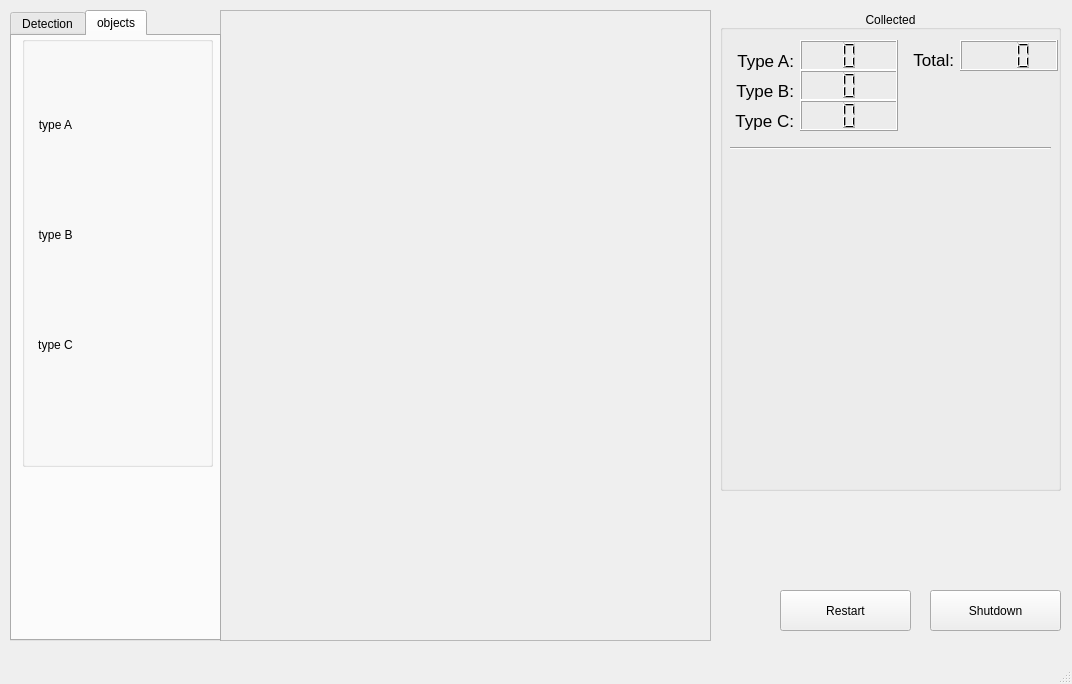
Before: the Qt Designer form windows.ui in hungtooc/find-object, drawn with Qt 5.
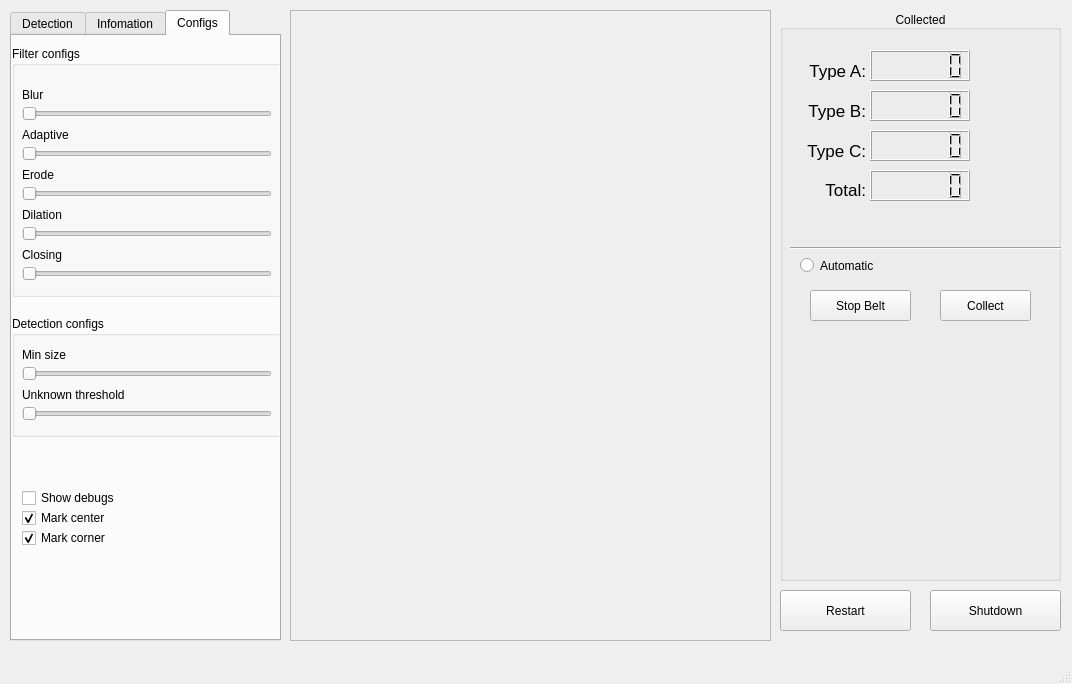
After: the same form once the commit is applied. Icons and pictures are not drawn.

```diff
--- a/windows.ui
+++ b/windows.ui
@@ -23,9 +23,9 @@
    <widget class="QFrame" name="frame">
     <property name="geometry">
      <rect>
-      <x>220</x>
+      <x>290</x>
       <y>10</y>
-      <width>491</width>
+      <width>481</width>
       <height>631</height>
      </rect>
     </property>
@@ -41,7 +41,7 @@
        <x>0</x>
        <y>0</y>
        <width>480</width>
-       <height>640</height>
+       <height>631</height>
       </rect>
      </property>
      <property name="sizePolicy">
@@ -64,10 +64,10 @@
    <widget class="QGroupBox" name="groupBox_2">
     <property name="geometry">
      <rect>
-      <x>720</x>
+      <x>780</x>
       <y>10</y>
-      <width>341</width>
-      <height>481</height>
+      <width>281</width>
+      <height>571</height>
      </rect>
     </property>
     <property name="title">
@@ -79,9 +79,9 @@
     <widget class="QLCDNumber" name="n_objectA">
      <property name="geometry">
       <rect>
-       <x>80</x>
-       <y>30</y>
-       <width>98</width>
+       <x>90</x>
+       <y>40</y>
+       <width>100</width>
        <height>31</height>
       </rect>
      </property>
@@ -98,15 +98,15 @@
       <bool>false</bool>
      </property>
      <property name="digitCount">
-      <number>1</number>
+      <number>6</number>
      </property>
     </widget>
     <widget class="QLCDNumber" name="n_objectB">
      <property name="geometry">
       <rect>
-       <x>80</x>
-       <y>60</y>
-       <width>98</width>
+       <x>90</x>
+       <y>80</y>
+       <width>100</width>
        <height>31</height>
       </rect>
      </property>
@@ -130,15 +130,15 @@
       <bool>false</bool>
      </property>
      <property name="digitCount">
-      <number>1</number>
+      <number>6</number>
      </property>
     </widget>
     <widget class="QLabel" name="label_3">
      <property name="geometry">
       <rect>
-       <x>10</x>
-       <y>40</y>
-       <width>64</width>
+       <x>20</x>
+       <y>50</y>
+       <width>66</width>
        <height>21</height>
       </rect>
      </property>
@@ -163,9 +163,9 @@
     <widget class="QLabel" name="label_5">
      <property name="geometry">
       <rect>
-       <x>10</x>
-       <y>70</y>
-       <width>64</width>
+       <x>20</x>
+       <y>90</y>
+       <width>66</width>
        <height>21</height>
       </rect>
      </property>
@@ -190,9 +190,9 @@
     <widget class="QLCDNumber" name="n_objectC">
      <property name="geometry">
       <rect>
-       <x>80</x>
-       <y>90</y>
-       <width>98</width>
+       <x>90</x>
+       <y>120</y>
+       <width>100</width>
        <height>31</height>
       </rect>
      </property>
@@ -209,15 +209,15 @@
       <bool>false</bool>
      </property>
      <property name="digitCount">
-      <number>1</number>
+      <number>6</number>
      </property>
     </widget>
     <widget class="QLabel" name="label_7">
      <property name="geometry">
       <rect>
-       <x>10</x>
-       <y>100</y>
-       <width>64</width>
+       <x>20</x>
+       <y>130</y>
+       <width>66</width>
        <height>21</height>
       </rect>
      </property>
@@ -242,9 +242,9 @@
     <widget class="QLabel" name="label_8">
      <property name="geometry">
       <rect>
-       <x>183</x>
-       <y>40</y>
-       <width>51</width>
+       <x>20</x>
+       <y>170</y>
+       <width>66</width>
        <height>21</height>
       </rect>
      </property>
@@ -274,9 +274,9 @@
     <widget class="QLCDNumber" name="n_total">
      <property name="geometry">
       <rect>
-       <x>240</x>
-       <y>30</y>
-       <width>98</width>
+       <x>90</x>
+       <y>160</y>
+       <width>100</width>
        <height>31</height>
       </rect>
      </property>
@@ -291,7 +291,7 @@
       <bool>false</bool>
      </property>
      <property name="digitCount">
-      <number>3</number>
+      <number>6</number>
      </property>
      <property name="value" stdset="0">
       <double>0.000000000000000</double>
@@ -304,8 +304,8 @@
      <property name="geometry">
       <rect>
        <x>10</x>
-       <y>130</y>
-       <width>321</width>
+       <y>230</y>
+       <width>290</width>
        <height>16</height>
       </rect>
      </property>
@@ -313,6 +313,45 @@
       <enum>Qt::Horizontal</enum>
      </property>
     </widget>
+    <widget class="QRadioButton" name="radioButton">
+     <property name="geometry">
+      <rect>
+       <x>20</x>
+       <y>240</y>
+       <width>141</width>
+       <height>31</height>
+      </rect>
+     </property>
+     <property name="text">
+      <string>Automatic</string>
+     </property>
+    </widget>
+    <widget class="QPushButton" name="pushButton_stopbelt">
+     <property name="geometry">
+      <rect>
+       <x>30</x>
+       <y>280</y>
+       <width>101</width>
+       <height>31</height>
+      </rect>
+     </property>
+     <property name="text">
+      <string>Stop Belt</string>
+     </property>
+    </widget>
+    <widget class="QPushButton" name="pushButton_collect">
+     <property name="geometry">
+      <rect>
+       <x>160</x>
+       <y>280</y>
+       <width>91</width>
+       <height>31</height>
+      </rect>
+     </property>
+     <property name="text">
+      <string>Collect</string>
+     </property>
+    </widget>
    </widget>
    <widget class="QTabWidget" name="tabWidget">
     <property name="enabled">
@@ -322,12 +361,12 @@
      <rect>
       <x>10</x>
       <y>10</y>
-      <width>211</width>
+      <width>271</width>
       <height>631</height>
      </rect>
     </property>
     <property name="currentIndex">
-     <number>1</number>
+     <number>2</number>
     </property>
     <widget class="QWidget" name="tab_2">
      <attribute name="title">
@@ -455,38 +494,6 @@
        <set>Qt::AlignCenter</set>
       </property>
      </widget>
-     <widget class="QCheckBox" name="checkBox_markcorner">
-      <property name="geometry">
-       <rect>
-        <x>10</x>
-        <y>290</y>
-        <width>109</width>
-        <height>24</height>
-       </rect>
-      </property>
-      <property name="text">
-       <string>Mark corner</string>
-      </property>
-      <property name="checked">
-       <bool>true</bool>
-      </property>
-     </widget>
-     <widget class="QCheckBox" name="checkBox_markcenter">
-      <property name="geometry">
-       <rect>
-        <x>10</x>
-        <y>270</y>
-        <width>109</width>
-        <height>24</height>
-       </rect>
-      </property>
-      <property name="text">
-       <string>Mark center</string>
-      </property>
-      <property name="checked">
-       <bool>true</bool>
-      </property>
-     </widget>
      <widget class="Line" name="line_2">
       <property name="geometry">
        <rect>
@@ -500,34 +507,18 @@
        <enum>Qt::Horizontal</enum>
       </property>
      </widget>
-     <widget class="QCheckBox" name="checkBox_markdebug">
-      <property name="geometry">
-       <rect>
-        <x>10</x>
-        <y>310</y>
-        <width>109</width>
-        <height>24</height>
-       </rect>
-      </property>
-      <property name="text">
-       <string>debug</string>
-      </property>
-      <property name="checked">
-       <bool>false</bool>
-      </property>
-     </widget>
     </widget>
     <widget class="QWidget" name="info">
      <attribute name="title">
-      <string>objects</string>
+      <string>Infomation</string>
      </attribute>
      <widget class="QGroupBox" name="groupBox_3">
       <property name="geometry">
        <rect>
         <x>10</x>
         <y>0</y>
-        <width>191</width>
-        <height>431</height>
+        <width>241</width>
+        <height>361</height>
        </rect>
       </property>
       <property name="title">
@@ -536,8 +527,8 @@
       <widget class="QLabel" name="label_9">
        <property name="geometry">
         <rect>
-         <x>70</x>
-         <y>40</y>
+         <x>110</x>
+         <y>30</y>
          <width>100</width>
          <height>100</height>
         </rect>
@@ -555,8 +546,8 @@
       <widget class="QLabel" name="label_10">
        <property name="geometry">
         <rect>
-         <x>70</x>
-         <y>150</y>
+         <x>110</x>
+         <y>140</y>
          <width>100</width>
          <height>100</height>
         </rect>
@@ -574,8 +565,8 @@
       <widget class="QLabel" name="label_12">
        <property name="geometry">
         <rect>
-         <x>70</x>
-         <y>260</y>
+         <x>110</x>
+         <y>250</y>
          <width>100</width>
          <height>100</height>
         </rect>
@@ -593,14 +584,14 @@
       <widget class="QLabel" name="label_13">
        <property name="geometry">
         <rect>
-         <x>0</x>
-         <y>80</y>
+         <x>20</x>
+         <y>70</y>
          <width>67</width>
          <height>17</height>
         </rect>
        </property>
        <property name="text">
-        <string>type A</string>
+        <string>Type A</string>
        </property>
        <property name="alignment">
         <set>Qt::AlignCenter</set>
@@ -609,14 +600,14 @@
       <widget class="QLabel" name="label_14">
        <property name="geometry">
         <rect>
-         <x>0</x>
-         <y>190</y>
+         <x>20</x>
+         <y>180</y>
          <width>67</width>
          <height>17</height>
         </rect>
        </property>
        <property name="text">
-        <string>type B</string>
+        <string>Type B</string>
        </property>
        <property name="alignment">
         <set>Qt::AlignCenter</set>
@@ -625,8 +616,8 @@
       <widget class="QLabel" name="label_15">
        <property name="geometry">
         <rect>
-         <x>0</x>
-         <y>300</y>
+         <x>20</x>
+         <y>290</y>
          <width>67</width>
          <height>17</height>
         </rect>
@@ -639,6 +630,337 @@
        </property>
       </widget>
      </widget>
+     <widget class="Line" name="line">
+      <property name="geometry">
+       <rect>
+        <x>20</x>
+        <y>370</y>
+        <width>221</width>
+        <height>20</height>
+       </rect>
+      </property>
+      <property name="orientation">
+       <enum>Qt::Horizontal</enum>
+      </property>
+     </widget>
+    </widget>
+    <widget class="QWidget" name="tab">
+     <attribute name="title">
+      <string>Configs</string>
+     </attribute>
+     <widget class="QGroupBox" name="groupBox_4">
+      <property name="geometry">
+       <rect>
+        <x>0</x>
+        <y>10</y>
+        <width>270</width>
+        <height>251</height>
+       </rect>
+      </property>
+      <property name="title">
+       <string>Filter configs</string>
+      </property>
+      <widget class="QLabel" name="label_4">
+       <property name="geometry">
+        <rect>
+         <x>10</x>
+         <y>40</y>
+         <width>59</width>
+         <height>17</height>
+        </rect>
+       </property>
+       <property name="text">
+        <string>Blur</string>
+       </property>
+       <property name="alignment">
+        <set>Qt::AlignLeading|Qt::AlignLeft|Qt::AlignVCenter</set>
+       </property>
+      </widget>
+      <widget class="QLabel" name="label_6">
+       <property name="geometry">
+        <rect>
+         <x>10</x>
+         <y>120</y>
+         <width>59</width>
+         <height>17</height>
+        </rect>
+       </property>
+       <property name="text">
+        <string>Erode</string>
+       </property>
+       <property name="alignment">
+        <set>Qt::AlignLeading|Qt::AlignLeft|Qt::AlignVCenter</set>
+       </property>
+      </widget>
+      <widget class="QLabel" name="label_11">
+       <property name="geometry">
+        <rect>
+         <x>10</x>
+         <y>160</y>
+         <width>59</width>
+         <height>17</height>
+        </rect>
+       </property>
+       <property name="text">
+        <string>Dilation</string>
+       </property>
+       <property name="alignment">
+        <set>Qt::AlignLeading|Qt::AlignLeft|Qt::AlignVCenter</set>
+       </property>
+      </widget>
+      <widget class="QLabel" name="label_16">
+       <property name="geometry">
+        <rect>
+         <x>10</x>
+         <y>200</y>
+         <width>59</width>
+         <height>17</height>
+        </rect>
+       </property>
+       <property name="text">
+        <string>Closing</string>
+       </property>
+       <property name="alignment">
+        <set>Qt::AlignLeading|Qt::AlignLeft|Qt::AlignVCenter</set>
+       </property>
+      </widget>
+      <widget class="QSlider" name="horizontalSlider_blur">
+       <property name="geometry">
+        <rect>
+         <x>10</x>
+         <y>60</y>
+         <width>250</width>
+         <height>16</height>
+        </rect>
+       </property>
+       <property name="minimum">
+        <number>3</number>
+       </property>
+       <property name="maximum">
+        <number>10</number>
+       </property>
+       <property name="orientation">
+        <enum>Qt::Horizontal</enum>
+       </property>
+      </widget>
+      <widget class="QSlider" name="horizontalSlider_erode">
+       <property name="geometry">
+        <rect>
+         <x>10</x>
+         <y>140</y>
+         <width>250</width>
+         <height>16</height>
+        </rect>
+       </property>
+       <property name="minimum">
+        <number>2</number>
+       </property>
+       <property name="maximum">
+        <number>10</number>
+       </property>
+       <property name="orientation">
+        <enum>Qt::Horizontal</enum>
+       </property>
+      </widget>
+      <widget class="QSlider" name="horizontalSlider_dilation">
+       <property name="geometry">
+        <rect>
+         <x>10</x>
+         <y>180</y>
+         <width>250</width>
+         <height>16</height>
+        </rect>
+       </property>
+       <property name="minimum">
+        <number>3</number>
+       </property>
+       <property name="maximum">
+        <number>10</number>
+       </property>
+       <property name="orientation">
+        <enum>Qt::Horizontal</enum>
+       </property>
+      </widget>
+      <widget class="QSlider" name="horizontalSlider_closing">
+       <property name="geometry">
+        <rect>
+         <x>10</x>
+         <y>220</y>
+         <width>250</width>
+         <height>16</height>
+        </rect>
+       </property>
+       <property name="minimum">
+        <number>3</number>
+       </property>
+       <property name="maximum">
+        <number>15</number>
+       </property>
+       <property name="orientation">
+        <enum>Qt::Horizontal</enum>
+       </property>
+      </widget>
+      <widget class="QSlider" name="horizontalSlider_adaptive">
+       <property name="geometry">
+        <rect>
+         <x>10</x>
+         <y>100</y>
+         <width>250</width>
+         <height>16</height>
+        </rect>
+       </property>
+       <property name="minimum">
+        <number>1</number>
+       </property>
+       <property name="maximum">
+        <number>5</number>
+       </property>
+       <property name="orientation">
+        <enum>Qt::Horizontal</enum>
+       </property>
+      </widget>
+      <widget class="QLabel" name="label_17">
+       <property name="geometry">
+        <rect>
+         <x>10</x>
+         <y>80</y>
+         <width>67</width>
+         <height>17</height>
+        </rect>
+       </property>
+       <property name="text">
+        <string>Adaptive</string>
+       </property>
+       <property name="alignment">
+        <set>Qt::AlignLeading|Qt::AlignLeft|Qt::AlignVCenter</set>
+       </property>
+      </widget>
+     </widget>
+     <widget class="QCheckBox" name="checkBox_markdebug">
+      <property name="geometry">
+       <rect>
+        <x>10</x>
+        <y>450</y>
+        <width>140</width>
+        <height>24</height>
+       </rect>
+      </property>
+      <property name="text">
+       <string>Show debugs</string>
+      </property>
+      <property name="checked">
+       <bool>false</bool>
+      </property>
+     </widget>
+     <widget class="QCheckBox" name="checkBox_markcorner">
+      <property name="geometry">
+       <rect>
+        <x>10</x>
+        <y>490</y>
+        <width>140</width>
+        <height>24</height>
+       </rect>
+      </property>
+      <property name="text">
+       <string>Mark corner</string>
+      </property>
+      <property name="checked">
+       <bool>true</bool>
+      </property>
+     </widget>
+     <widget class="QCheckBox" name="checkBox_markcenter">
+      <property name="geometry">
+       <rect>
+        <x>10</x>
+        <y>470</y>
+        <width>140</width>
+        <height>24</height>
+       </rect>
+      </property>
+      <property name="text">
+       <string>Mark center</string>
+      </property>
+      <property name="checked">
+       <bool>true</bool>
+      </property>
+     </widget>
+     <widget class="QGroupBox" name="groupBox">
+      <property name="geometry">
+       <rect>
+        <x>0</x>
+        <y>280</y>
+        <width>270</width>
+        <height>121</height>
+       </rect>
+      </property>
+      <property name="title">
+       <string>Detection configs</string>
+      </property>
+      <widget class="QSlider" name="horizontalSlider_unknownthreshold">
+       <property name="geometry">
+        <rect>
+         <x>10</x>
+         <y>90</y>
+         <width>250</width>
+         <height>16</height>
+        </rect>
+       </property>
+       <property name="orientation">
+        <enum>Qt::Horizontal</enum>
+       </property>
+      </widget>
+      <widget class="QLabel" name="label">
+       <property name="geometry">
+        <rect>
+         <x>10</x>
+         <y>30</y>
+         <width>162</width>
+         <height>17</height>
+        </rect>
+       </property>
+       <property name="text">
+        <string>Min size</string>
+       </property>
+       <property name="alignment">
+        <set>Qt::AlignLeading|Qt::AlignLeft|Qt::AlignVCenter</set>
+       </property>
+      </widget>
+      <widget class="QLabel" name="label_2">
+       <property name="geometry">
+        <rect>
+         <x>10</x>
+         <y>70</y>
+         <width>162</width>
+         <height>17</height>
+        </rect>
+       </property>
+       <property name="text">
+        <string>Unknown threshold</string>
+       </property>
+       <property name="alignment">
+        <set>Qt::AlignLeading|Qt::AlignLeft|Qt::AlignVCenter</set>
+       </property>
+      </widget>
+      <widget class="QSlider" name="horizontalSlider_minsize">
+       <property name="geometry">
+        <rect>
+         <x>10</x>
+         <y>50</y>
+         <width>250</width>
+         <height>16</height>
+        </rect>
+       </property>
+       <property name="minimum">
+        <number>0</number>
+       </property>
+       <property name="maximum">
+        <number>400</number>
+       </property>
+       <property name="orientation">
+        <enum>Qt::Horizontal</enum>
+       </property>
+      </widget>
+     </widget>
     </widget>
    </widget>
    <widget class="QPushButton" name="pushButton">
```
Left out of the diff: 21 changed lines with no effect on the pictures.
